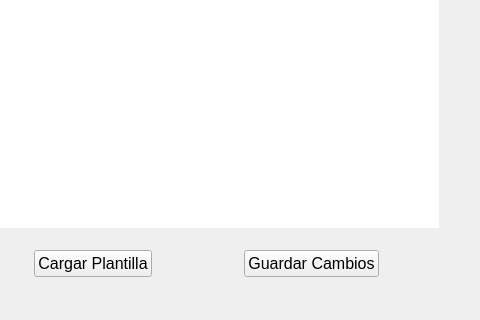
Old version of the form blustock/ui/screens_uis/otro_personal.ui in the repository MaxAPBusiness/Blustock; both pictures show x 239 to 719 and y 227 to 547 of the 719 by 547 pixel window.
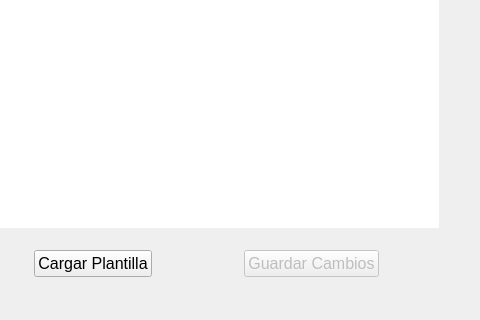
New version of the form. Icons and pictures are not drawn.

The edit to the form file:
```diff
--- a/blustock/ui/screens_uis/otro_personal.ui
+++ b/blustock/ui/screens_uis/otro_personal.ui
@@ -265,6 +265,9 @@
        </item>
        <item>
         <widget class="QPushButton" name="botonGuardar">
+         <property name="enabled">
+          <bool>false</bool>
+         </property>
          <property name="font">
           <font>
            <pointsize>12</pointsize>
```
